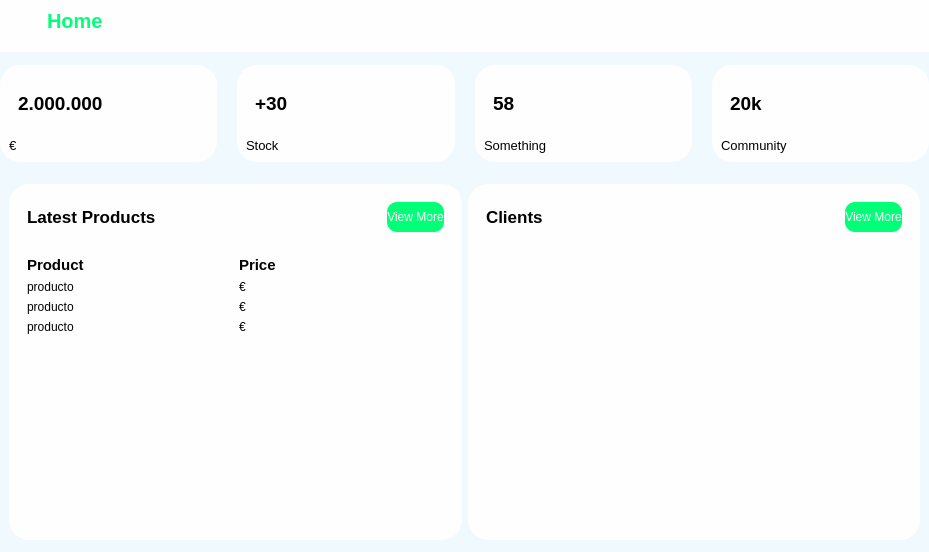
Old version of the form src/Vista/administrador.ui in the repository gjimec00/STDEvents.
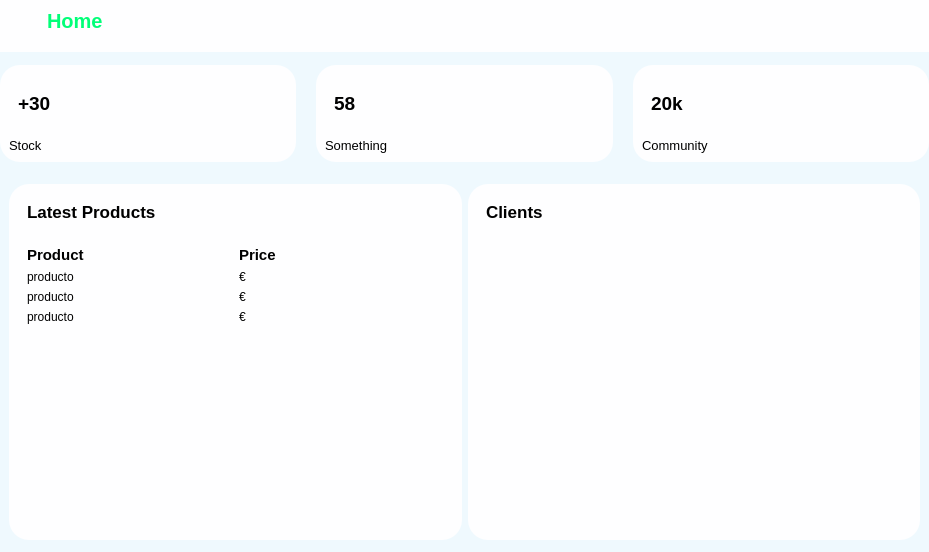
New version of the form. Icons and pictures are not drawn.

```diff
--- a/src/Vista/administrador.ui
+++ b/src/Vista/administrador.ui
@@ -538,89 +538,6 @@
        <property name="bottomMargin">
         <number>0</number>
        </property>
-       <item>
-        <widget class="QFrame" name="card1">
-         <property name="minimumSize">
-          <size>
-           <width>160</width>
-           <height>0</height>
-          </size>
-         </property>
-         <property name="frameShape">
-          <enum>QFrame::StyledPanel</enum>
-         </property>
-         <property name="frameShadow">
-          <enum>QFrame::Raised</enum>
-         </property>
-         <layout class="QVBoxLayout" name="verticalLayout_2">
-          <item alignment="Qt::AlignTop">
-           <widget class="QFrame" name="frame">
-            <property name="frameShape">
-             <enum>QFrame::StyledPanel</enum>
-            </property>
-            <property name="frameShadow">
-             <enum>QFrame::Raised</enum>
-            </property>
-            <layout class="QHBoxLayout" name="horizontalLayout_7">
-             <item>
-              <widget class="QLabel" name="label_3">
-               <property name="font">
-                <font>
-                 <pointsize>14</pointsize>
-                 <bold>true</bold>
-                </font>
-               </property>
-               <property name="text">
-                <string>2.000.000</string>
-               </property>
-               <property name="scaledContents">
-                <bool>false</bool>
-               </property>
-              </widget>
-             </item>
-             <item>
-              <widget class="QLabel" name="label">
-               <property name="minimumSize">
-                <size>
-                 <width>40</width>
-                 <height>40</height>
-                </size>
-               </property>
-               <property name="maximumSize">
-                <size>
-                 <width>40</width>
-                 <height>40</height>
-                </size>
-               </property>
-               <property name="text">
-                <string/>
-               </property>
-               <property name="pixmap">
-                <pixmap resource="../../Recursos.qrc">:/greenicons/icons/greenicons/shopping-cart.svg</pixmap>
-               </property>
-               <property name="scaledContents">
-                <bool>true</bool>
-               </property>
-              </widget>
-             </item>
-            </layout>
-           </widget>
-          </item>
-          <item alignment="Qt::AlignTop">
-           <widget class="QLabel" name="label_4">
-            <property name="font">
-             <font>
-              <pointsize>10</pointsize>
-             </font>
-            </property>
-            <property name="text">
-             <string>€</string>
-            </property>
-           </widget>
-          </item>
-         </layout>
-        </widget>
-       </item>
        <item>
         <widget class="QFrame" name="card2">
          <property name="minimumSize">
@@ -898,29 +815,6 @@
                </property>
               </widget>
              </item>
-             <item alignment="Qt::AlignRight">
-              <widget class="QPushButton" name="pushButton">
-               <property name="minimumSize">
-                <size>
-                 <width>0</width>
-                 <height>30</height>
-                </size>
-               </property>
-               <property name="text">
-                <string>View More</string>
-               </property>
-               <property name="icon">
-                <iconset resource="../../Recursos.qrc">
-                 <normaloff>:/whiteicons/icons/whiteicons/arrow-right.svg</normaloff>:/whiteicons/icons/whiteicons/arrow-right.svg</iconset>
-               </property>
-               <property name="iconSize">
-                <size>
-                 <width>24</width>
-                 <height>24</height>
-                </size>
-               </property>
-              </widget>
-             </item>
             </layout>
            </widget>
           </item>
@@ -1048,86 +942,6 @@
                </property>
                <property name="text">
                 <string>Clients</string>
-               </property>
-              </widget>
-             </item>
-             <item alignment="Qt::AlignRight">
-              <widget class="QPushButton" name="pushButton_2">
-               <property name="minimumSize">
-                <size>
-                 <width>0</width>
-                 <height>30</height>
-                </size>
-               </property>
-               <property name="text">
-                <string>View More</string>
-               </property>
-               <property name="icon">
-                <iconset resource="../../Recursos.qrc">
-                 <normaloff>:/whiteicons/icons/whiteicons/arrow-right.svg</normaloff>:/whiteicons/icons/whiteicons/arrow-right.svg</iconset>
-               </property>
-               <property name="iconSize">
-                <size>
-                 <width>24</width>
-                 <height>24</height>
-                </size>
-               </property>
-              </widget>
-             </item>
-            </layout>
-           </widget>
-          </item>
-          <item>
-           <widget class="QFrame" name="frame_8">
-            <property name="frameShape">
-             <enum>QFrame::StyledPanel</enum>
-            </property>
-            <property name="frameShadow">
-             <enum>QFrame::Raised</enum>
-            </property>
-            <layout class="QHBoxLayout" name="horizontalLayout_14">
-             <item>
-              <widget class="QLabel" name="label_30">
-               <property name="text">
-                <string/>
-               </property>
-              </widget>
-             </item>
-             <item>
-              <widget class="QLabel" name="label_31">
-               <property name="maximumSize">
-                <size>
-                 <width>25</width>
-                 <height>25</height>
-                </size>
-               </property>
-               <property name="text">
-                <string/>
-               </property>
-               <property name="pixmap">
-                <pixmap resource="../../Recursos.qrc">:/greenicons/icons/greenicons/phone.svg</pixmap>
-               </property>
-               <property name="scaledContents">
-                <bool>true</bool>
-               </property>
-              </widget>
-             </item>
-             <item>
-              <widget class="QLabel" name="label_32">
-               <property name="maximumSize">
-                <size>
-                 <width>25</width>
-                 <height>25</height>
-                </size>
-               </property>
-               <property name="text">
-                <string/>
-               </property>
-               <property name="pixmap">
-                <pixmap resource="../../Recursos.qrc">:/greenicons/icons/greenicons/mail.svg</pixmap>
-               </property>
-               <property name="scaledContents">
-                <bool>true</bool>
                </property>
               </widget>
              </item>
```
